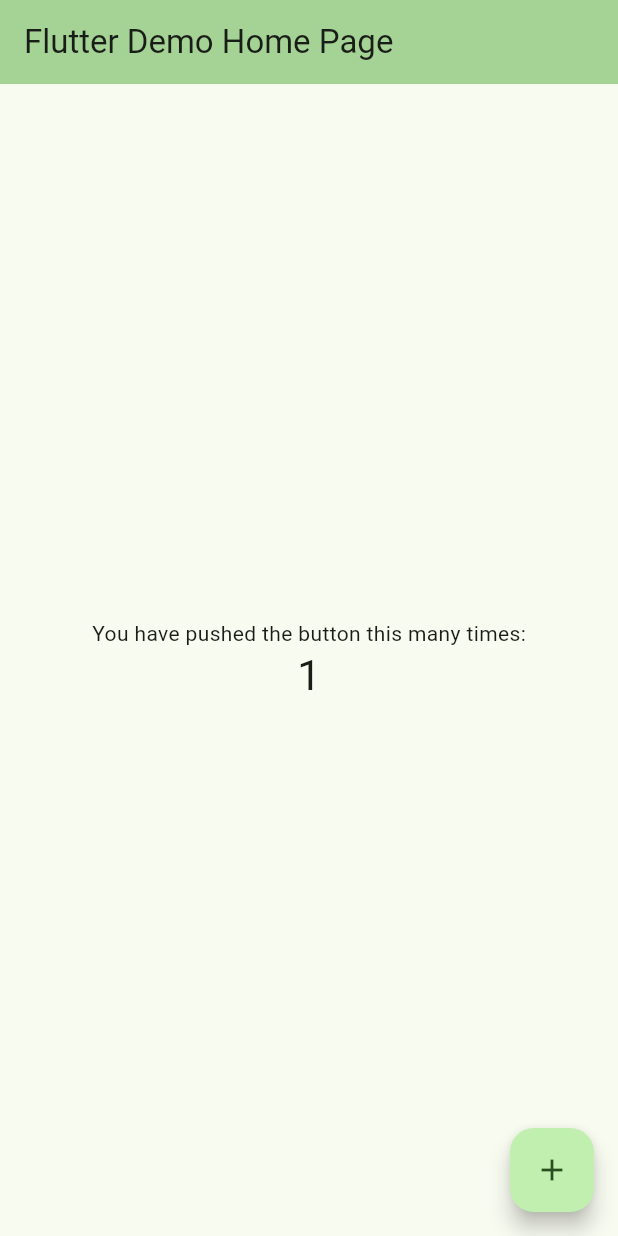
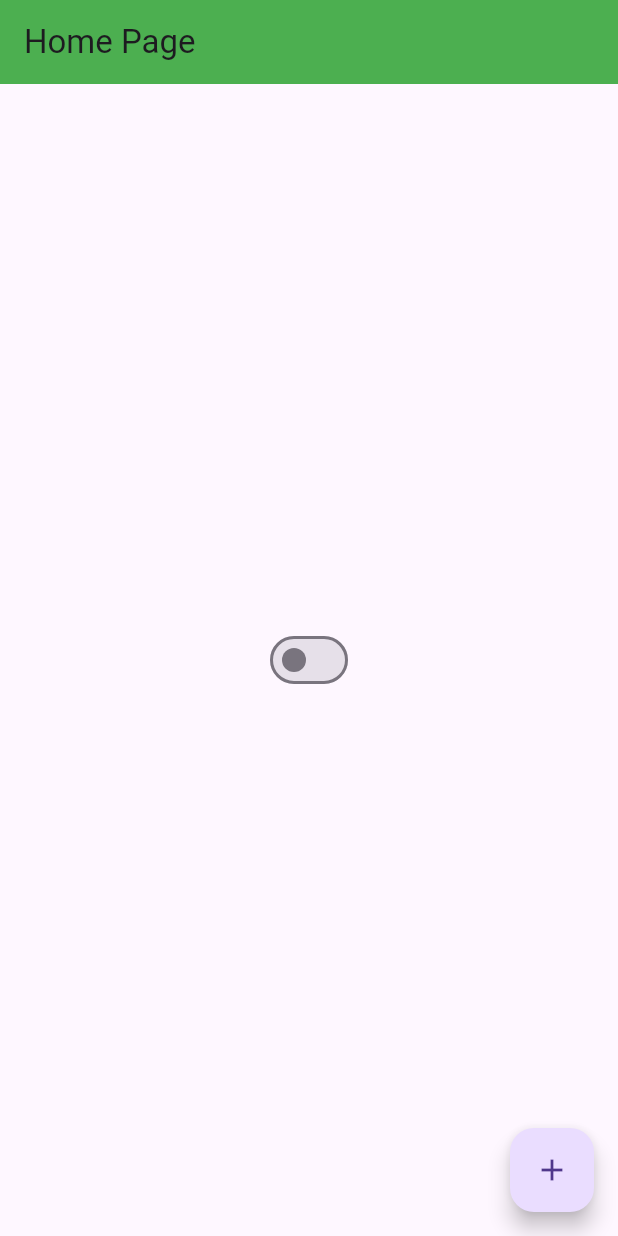
Before and after one commit to Dl4nor/n_valid, a Flutter app: the screen it shows after launch, after a tap on the "add" icon, on a phone screen of 412 x 824 dp. Run offline on Flutter 3.47's test engine with Material 3 defaults, Android fonts, the phone set to English and light mode, and no system bars.

Commit message:
test_dark_theme

```diff
--- /dev/null
+++ b/lib/app_controller.dart
@@ -0,0 +1,11 @@
+import 'package:flutter/material.dart';
+
+class AppController extends ChangeNotifier{
+  static AppController instance = AppController();
+
+   bool isDarkTheme = false;
+   changeTheme() {
+    isDarkTheme = !isDarkTheme;
+    notifyListeners();
+   }
+}
--- /dev/null
+++ b/lib/app_widget.dart
@@ -0,0 +1,24 @@
+import 'package:flutter/material.dart';
+import 'package:n_valid/app_controller.dart';
+
+import 'home_page.dart';
+
+class AppWidget extends StatelessWidget{
+  const AppWidget({super.key});
+
+  @override
+  Widget build(BuildContext context) {
+    return AnimatedBuilder(
+      animation: AppController.instance,
+      builder: (context, child) => MaterialApp(
+          theme: ThemeData(
+            primarySwatch: Colors.green,
+            brightness: AppController.instance.isDarkTheme
+            ? Brightness.dark
+            : Brightness.light
+          ),
+          home: HomePage(),
+        )
+    );
+  }
+}
--- /dev/null
+++ b/lib/home_page.dart
@@ -0,0 +1,46 @@
+
+import 'package:flutter/material.dart';
+
+import 'app_controller.dart';
+
+class HomePage extends StatefulWidget{
+
+  @override
+  State<HomePage> createState() {
+    return HomePageState();
+  }
+}
+
+class HomePageState extends State<HomePage>{
+  int counter = 0;
+
+  @override
+  Widget build(BuildContext context) {
+    return Scaffold(
+      appBar: AppBar(
+        title: const Text('Home Page'),
+        backgroundColor: Colors.green,
+      ),
+
+      body: Center(
+        child: Switch(
+          value: AppController.instance.isDarkTheme,
+          onChanged: (value) {
+            AppController.instance.changeTheme();
+          },
+        ),
+      ),
+
+      floatingActionButton: FloatingActionButton(
+        onPressed: (){
+          setState(() {
+            counter++;
+          });
+        } ,
+        child: const Icon(Icons.add),
+      ),
+    );
+
+  }
+
+}
--- a/lib/main.dart
+++ b/lib/main.dart
@@ -1,130 +1,6 @@
-import 'package:device_preview/device_preview.dart';
 import 'package:flutter/material.dart';
+import 'app_widget.dart';
 
-void main() {
-  runApp(
-    DevicePreview(
-      enabled: true,
-      builder: (context) => const MyApp())
-    );
+main() {
+  runApp(AppWidget());
 }
-
-class MyApp extends StatelessWidget {
-  const MyApp({super.key});
-
-  // This widget is the root of your application.
-  @override
-  Widget build(BuildContext context) {
-    return MaterialApp(
-      title: 'Flutter Demo',
-      theme: ThemeData(
-        // This is the theme of your application.
-        //
-        // TRY THIS: Try running your application with "flutter run". You'll see
-        // the application has a purple toolbar. Then, without quitting the app,
-        // try changing the seedColor in the colorScheme below to Colors.green
-        // and then invoke "hot reload" (save your changes or press the "hot
-        // reload" button in a Flutter-supported IDE, or press "r" if you used
-        // the command line to start the app).
-        //
-        // Notice that the counter didn't reset back to zero; the application
-        // state is not lost during the reload. To reset the state, use hot
-        // restart instead.
-        //
-        // This works for code too, not just values: Most code changes can be
-        // tested with just a hot reload.
-        colorScheme: ColorScheme.fromSeed(seedColor: const Color.fromARGB(255, 2, 52, 0)),
-        useMaterial3: true,
-      ),
-      home: const MyHomePage(title: 'Flutter Demo Home Page'),
-    );
-  }
-}
-
-class MyHomePage extends StatefulWidget {
-  const MyHomePage({super.key, required this.title});
-
-  // This widget is the home page of your application. It is stateful, meaning
-  // that it has a State object (defined below) that contains fields that affect
-  // how it looks.
-
-  // This class is the configuration for the state. It holds the values (in this
-  // case the title) provided by the parent (in this case the App widget) and
-  // used by the build method of the State. Fields in a Widget subclass are
-  // always marked "final".
-
-  final String title;
-
-  @override
-  State<MyHomePage> createState() => _MyHomePageState();
-}
-
-class _MyHomePageState extends State<MyHomePage> {
-  int _counter = 0;
-
-  void _incrementCounter() {
-    setState(() {
-      // This call to setState tells the Flutter framework that something has
-      // changed in this State, which causes it to rerun the build method below
-      // so that the display can reflect the updated values. If we changed
-      // _counter without calling setState(), then the build method would not be
-      // called again, and so nothing would appear to happen.
-      _counter++;
-    });
-  }
-
-  @override
-  Widget build(BuildContext context) {
-    // This method is rerun every time setState is called, for instance as done
-    // by the _incrementCounter method above.
-    //
-    // The Flutter framework has been optimized to make rerunning build methods
-    // fast, so that you can just rebuild anything that needs updating rather
-    // than having to individually change instances of widgets.
-    return Scaffold(
-      appBar: AppBar(
-        // TRY THIS: Try changing the color here to a specific color (to
-        // Colors.amber, perhaps?) and trigger a hot reload to see the AppBar
-        // change color while the other colors stay the same.
-        backgroundColor: Theme.of(context).colorScheme.inversePrimary,
-        // Here we take the value from the MyHomePage object that was created by
-        // the App.build method, and use it to set our appbar title.
-        title: Text(widget.title),
-      ),
-      body: Center(
-        // Center is a layout widget. It takes a single child and positions it
-        // in the middle of the parent.
-        child: Column(
-          // Column is also a layout widget. It takes a list of children and
-          // arranges them vertically. By default, it sizes itself to fit its
-          // children horizontally, and tries to be as tall as its parent.
-          //
-          // Column has various properties to control how it sizes itself and
-          // how it positions its children. Here we use mainAxisAlignment to
-          // center the children vertically; the main axis here is the vertical
-          // axis because Columns are vertical (the cross axis would be
-          // horizontal).
-          //
-          // TRY THIS: Invoke "debug painting" (choose the "Toggle Debug Paint"
-          // action in the IDE, or press "p" in the console), to see the
-          // wireframe for each widget.
-          mainAxisAlignment: MainAxisAlignment.center,
-          children: <Widget>[
-            const Text(
-              'You have pushed the button this many times:',
-            ),
-            Text(
-              '$_counter',
-              style: Theme.of(context).textTheme.headlineMedium,
-            ),
-          ],
-        ),
-      ),
-      floatingActionButton: FloatingActionButton(
-        onPressed: _incrementCounter,
-        tooltip: 'Increment',
-        child: const Icon(Icons.add),
-      ), // This trailing comma makes auto-formatting nicer for build methods.
-    );
-  }
-}
```
